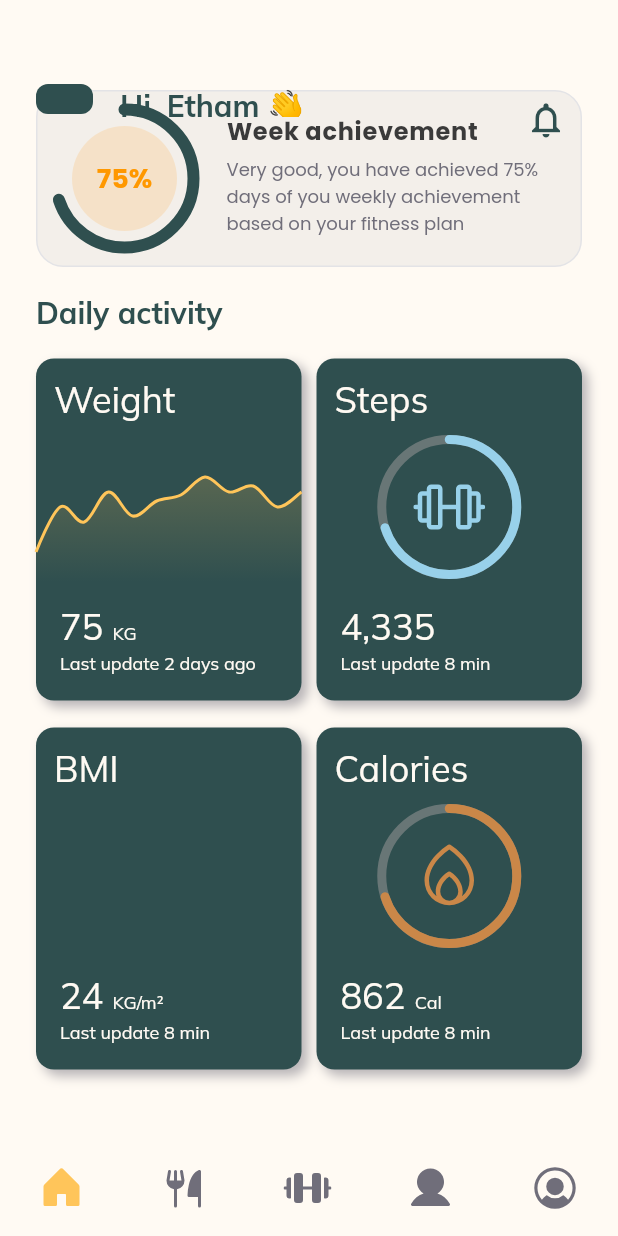
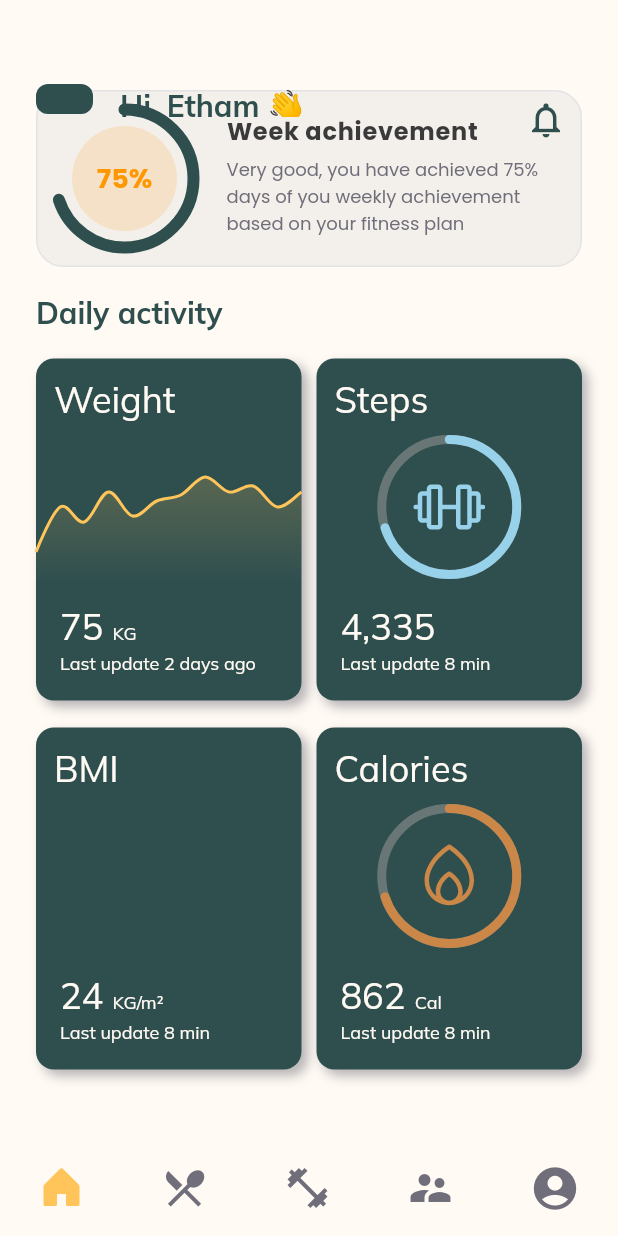
Before and after one commit to ContinuumTeam/GymHabit, a Flutter app: the screen it shows after launch, on a phone screen of 412 x 824 dp. Run offline on Flutter 3.47's test engine with Material 2 defaults, Android fonts, the phone set to English and light mode, and no system bars; drawn by our look-alikes of fl_chart, percent_indicator; our stand-ins replace dartz, dio, equatable, firebase_core, get_it, google_fonts and 1 more; accounts and stored records are empty.

Commit message:
refactor: altera icone nutrition

```diff
--- a/lib/features/auth/presenter/screens/pages/home/home_page.dart
+++ b/lib/features/auth/presenter/screens/pages/home/home_page.dart
@@ -99,7 +99,7 @@ class _HomePageState extends State<HomePage> {
                 });
               },
               iconSize: 32,
-              icon: const Icon(PhosphorIcons.forkKnifeFill),
+              icon: const Icon(Icons.restaurant_menu),
               color: AppColors.body,
             ),
             IconButton(
@@ -109,7 +109,7 @@ class _HomePageState extends State<HomePage> {
                 });
               },
               iconSize: 32,
-              icon: const Icon(PhosphorIcons.barbellFill),
+              icon: const Icon(Icons.fitness_center),
               color: AppColors.body,
             ),
             IconButton(
@@ -119,7 +119,7 @@ class _HomePageState extends State<HomePage> {
                 });
               },
               iconSize: 32,
-              icon: const Icon(PhosphorIcons.userFill),
+              icon: const Icon(Icons.supervisor_account),
               color: AppColors.body,
             ),
             IconButton(
@@ -129,7 +129,7 @@ class _HomePageState extends State<HomePage> {
                 });
               },
               iconSize: 34,
-              icon: const Icon(PhosphorIcons.userCircleFill),
+              icon: const Icon(Icons.account_circle),
               color: AppColors.body,
             ),
           ],
```
